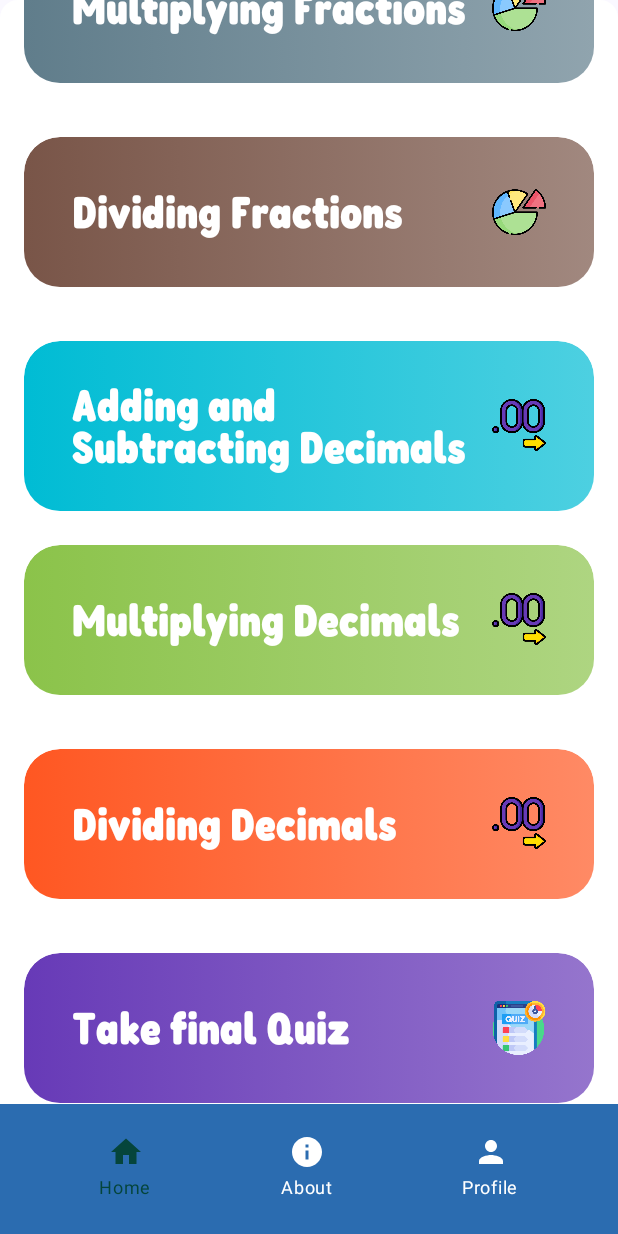
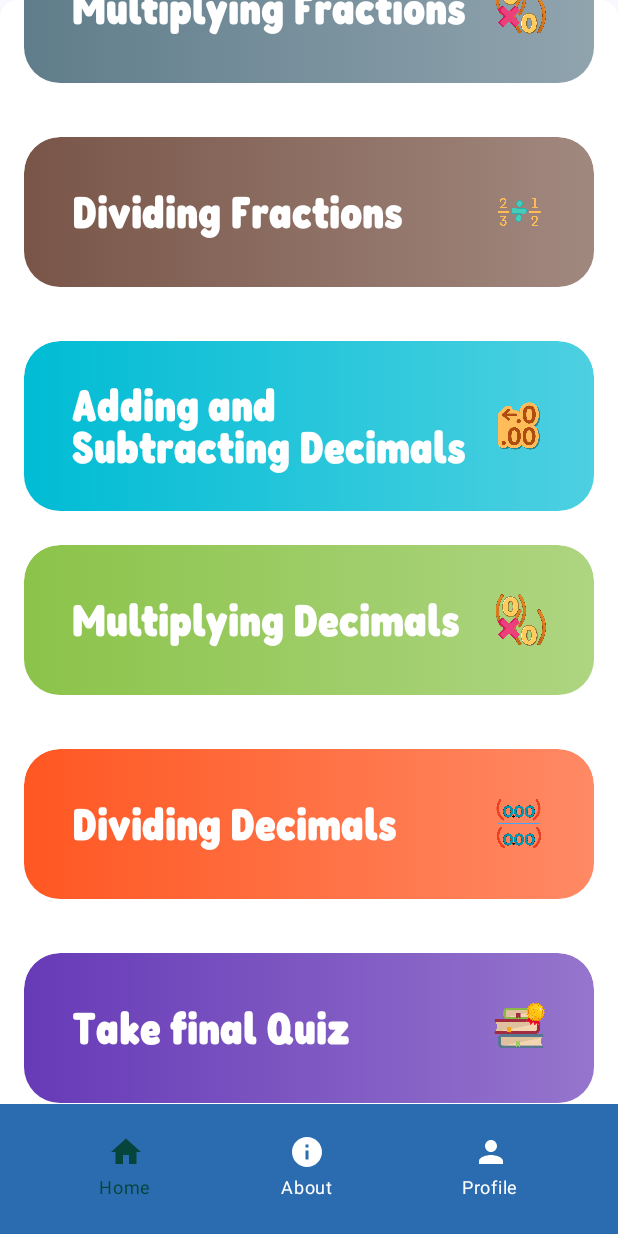
Before and after one commit to EbuenDev/EmathInsayo, an Android app built with Jetpack Compose: the BookAppActivity screen opened directly, with no data from a screen before it, scrolled down 876 dp, on a phone screen of 412 x 824 dp. Run offline under Robolectric (Android 15) with nearby library versions, the phone set to English and light mode, and no system bars; our stand-ins replace Dagger/Hilt's generated code, Timber.

Commit message:
Change the icons in the home page and changing fonts
adjust the fonts in the home page the title and size

```diff
--- a/app/src/main/java/com/project/emathinsayo/presenter/BookAppActivity.kt
+++ b/app/src/main/java/com/project/emathinsayo/presenter/BookAppActivity.kt
@@ -53,6 +53,7 @@ import androidx.compose.material3.CircularProgressIndicator
 import androidx.compose.material3.Divider
 import androidx.compose.material3.ExperimentalMaterial3Api
 import androidx.compose.material3.Icon
+import androidx.compose.material3.ListItemDefaults.contentColor
 import androidx.compose.material3.MaterialTheme
 import androidx.compose.material3.OutlinedCard
 import androidx.compose.material3.Scaffold
@@ -292,6 +293,12 @@ fun MediumTopAppBarExample( // home
 ) {
     val scrollBehavior = TopAppBarDefaults.enterAlwaysScrollBehavior(rememberTopAppBarState())
 
+    val fredokaCondensedFont = FontFamily(
+        Font(R.font.fredoka_condensed_regular, FontWeight.Normal),
+        Font(R.font.fredoka_condensed_bold, FontWeight.Bold),
+        Font(R.font.fredoka_condensed_light, FontWeight.Light),
+        Font(R.font.fredoka_condensed_medium, FontWeight.Medium)
+    )
 
     val isCollapsed = true // Adjust this value based on how much the header should collapse
 
@@ -336,6 +343,8 @@ fun MediumTopAppBarExample( // home
                             Text(
                                 "Hi ${user?.name.orEmpty()}!",
                                 maxLines = 1,
+                                fontFamily = fredokaCondensedFont,
+                                fontSize = 40.sp,
                                 overflow = TextOverflow.Ellipsis,
                                 color = Color.White
                             )
@@ -367,7 +376,7 @@ fun MediumTopAppBarExample( // home
                     LazyColumn (Modifier.fillMaxSize()) {
                         item {
                             SubjectButton(
-                                R.drawable.plus,
+                                R.drawable.addition_sign,
                                 "Addition",
                                 onLessonClick,
                                 "Addition",
@@ -377,7 +386,7 @@ fun MediumTopAppBarExample( // home
                         }
                         item {
                             SubjectButton(
-                                R.drawable.minus,
+                                R.drawable.subtraction_sign,
                                 "Subtraction",
                                 onLessonClick,
                                 "Subtraction",
@@ -387,7 +396,7 @@ fun MediumTopAppBarExample( // home
                         }
                         item {
                             SubjectButton(
-                                R.drawable.multiplication,
+                                R.drawable.multiplication_sign,
                                 "Multiplication",
                                 onLessonClick,
                                 "Multiplication",
@@ -397,7 +406,7 @@ fun MediumTopAppBarExample( // home
                         }
                         item {
                             SubjectButton(
-                                R.drawable.divide,
+                                R.drawable.division_sign,
                                 "Division",
                                 onLessonClick,
                                 "Diviving",
@@ -407,7 +416,7 @@ fun MediumTopAppBarExample( // home
                         }
                         item {
                             SubjectButton(
-                                R.drawable.pie_chart,
+                                R.drawable.adding_fraction_sign,
                                 "Adding Fractions",
                                 onLessonClick,
                                 "Addingf",
@@ -417,7 +426,7 @@ fun MediumTopAppBarExample( // home
                         }
                         item {
                             SubjectButton(
-                                R.drawable.pie_chart,
+                                R.drawable.subtracting_fraction_sign,
                                 "Subtracting Fractions",
                                 onLessonClick,
                                 "Subtractingf",
@@ -427,7 +436,7 @@ fun MediumTopAppBarExample( // home
                         }
                         item {
                             SubjectButton(
-                                R.drawable.pie_chart,
+                                R.drawable.multiplying_decimals_sign,
                                 "Multiplying Fractions",
                                 onLessonClick,
                                 "Multiplyingf",
@@ -437,7 +446,7 @@ fun MediumTopAppBarExample( // home
                         }
                         item {
                             SubjectButton(
-                                R.drawable.pie_chart,
+                                R.drawable.dividing_fraction_sign,
                                 "Dividing Fractions",
                                 onLessonClick,
                                 "Dividingf",
@@ -447,7 +456,7 @@ fun MediumTopAppBarExample( // home
                         }
                         item {
                             SubjectButton(
-                                R.drawable.decimal,
+                                R.drawable.adding_and_subtracting_decimals_sign,
                                 "Adding and Subtracting Decimals",
                                 onLessonClick,
                                 "Addsubd",
@@ -457,7 +466,7 @@ fun MediumTopAppBarExample( // home
                         }
                         item {
                             SubjectButton(
-                                R.drawable.decimal,
+                                R.drawable.multiplying_decimals_sign,
                                 "Multiplying Decimals",
                                 onLessonClick,
                                 "Multiplyingd",
@@ -467,7 +476,7 @@ fun MediumTopAppBarExample( // home
                         }
                         item {
                             SubjectButton(
-                                R.drawable.decimal,
+                                R.drawable.dividing_decimals_sign,
                                 "Dividing Decimals",
                                 onLessonClick,
                                 "Dived",
@@ -477,7 +486,7 @@ fun MediumTopAppBarExample( // home
                         }
                         item {
                             SubjectButton(
-                                R.drawable.quiz,
+                                R.drawable.final_exam_sign,
                                 "Take final Quiz",
                                 onLessonClick,
                                 "Takefinalquiz",
@@ -786,7 +795,7 @@ fun FavoritesBooksItems(books: List<String>) {
     }
 }
 
-
+@Preview
 @Composable
 fun AboutPage() {
     val scrollState = rememberScrollState()
@@ -815,6 +824,7 @@ fun AboutPage() {
         ) {
             Text(
                 text = "👋About E-MathInsayo🌟 ",
+                fontSize = 30.sp,
                 style = MaterialTheme.typography.headlineLarge.copy(
                     fontFamily = fredokaCondensedFont
                 ),
@@ -839,7 +849,7 @@ fun AboutPage() {
             ) {
                 Text(
                     text = "🎯 What is E-MathInsayo?",
-                    fontSize = 20.sp,
+                    fontSize = 25.sp,
                     style = MaterialTheme.typography.titleMedium.copy(
                         fontFamily = fredokaCondensedFont
                     ),
@@ -849,7 +859,7 @@ fun AboutPage() {
                 )
                 Text(
                     text = "E-MathInsayo is your fun math buddy! 🎉✨ We help you learn math in the most exciting way possible...",
-                    fontSize = 16.sp,
+                    fontSize = 18.sp,
                     style = MaterialTheme.typography.bodyMedium.copy(
                         fontFamily = fredokaCondensedFont
                     ),
@@ -874,7 +884,7 @@ fun AboutPage() {
             ) {
                 Text(
                     text = "🚀 Our Mission",
-                    fontSize = 20.sp,
+                    fontSize = 25.sp,
                     style = MaterialTheme.typography.titleMedium.copy(
                         fontFamily = fredokaCondensedFont
                     ),
@@ -884,7 +894,7 @@ fun AboutPage() {
                 )
                 Text(
                     text = "We want to make math your favorite subject! 📚💖 Our team of friendly teachers from Mabini Colleges Inc. created this app to help you become a math superstar. Learning should be fun, and that's exactly what we're here for!",
-                    fontSize = 16.sp,
+                    fontSize = 18.sp,
                     style = MaterialTheme.typography.bodyMedium.copy(
                         fontFamily = fredokaCondensedFont
                     ),
@@ -918,7 +928,7 @@ fun AboutPage() {
             ) {
                 Text(
                     text = "🎓 Our Super Team Members",
-                    fontSize = 18.sp,
+                    fontSize = 23.sp,
                     style = MaterialTheme.typography.titleSmall,
                     color = MainColorUtils.primary,
                     fontFamily = fredokaCondensedFont,
@@ -929,15 +939,15 @@ fun AboutPage() {
                 val teamMembers = listOf(
                     "🌟 Bea S. Buenavente",
                     "👋 Loren Y. Todenio",
-                    "👩‍🎓 Daniela A. Samonte",
-                    "👩‍🎓 Emmanuel Toledo",
+                    "👩 Daniela A. Samonte",
+                    "👦 Emmanuel Toledo",
                     "👦 John Lloyd Ladea"
                 )
 
                 teamMembers.forEach { member ->
                     Text(
                         text = member,
-                        fontSize = 16.sp,
+                        fontSize = 18.sp,
                         fontFamily = fredokaCondensedFont,
                         style = MaterialTheme.typography.bodyMedium,
                         color = MaterialTheme.colorScheme.onSurface,
@@ -962,7 +972,7 @@ fun AboutPage() {
             ) {
                 Text(
                     text = "🏫 Our School",
-                    fontSize = 18.sp,
+                    fontSize = 23.sp,
                     style = MaterialTheme.typography.titleSmall,
                     color = MainColorUtils.primary,
                     fontFamily = fredokaCondensedFont,
@@ -971,7 +981,7 @@ fun AboutPage() {
                 )
                 Text(
                     text = "Mabini Colleges, Inc.",
-                    fontSize = 16.sp,
+                    fontSize = 18.sp,
                     fontFamily = fredokaCondensedFont,
                     style = MaterialTheme.typography.bodyMedium,
                     color = MaterialTheme.colorScheme.onSurface
@@ -993,7 +1003,7 @@ fun AboutPage() {
             ) {
                 Text(
                     text = "📚 Our Department",
-                    fontSize = 18.sp,
+                    fontSize = 23.sp,
                     style = MaterialTheme.typography.titleSmall,
                     color = MainColorUtils.primary,
                     fontFamily = fredokaCondensedFont,
@@ -1002,7 +1012,7 @@ fun AboutPage() {
                 )
                 Text(
                     text = "College of Education",
-                    fontSize = 16.sp,
+                    fontSize = 18.sp,
                     fontFamily = fredokaCondensedFont,
                     style = MaterialTheme.typography.bodyMedium,
                     color = MaterialTheme.colorScheme.onSurface
@@ -1026,7 +1036,7 @@ fun AboutPage() {
             ) {
                 Text(
                     text = "🎉 Ready to become a Math Champion?",
-                    fontSize = 18.sp,
+                    fontSize = 25.sp,
                     style = MaterialTheme.typography.titleSmall,
                     color = MainColorUtils.primary,
                     fontFamily = fredokaCondensedFont,
@@ -1036,7 +1046,7 @@ fun AboutPage() {
                 )
                 Text(
                     text = "Let's make learning math the most exciting adventure! 🌈✨",
-                    fontSize = 16.sp,
+                    fontSize = 18.sp,
                     fontFamily = fredokaCondensedFont,
                     style = MaterialTheme.typography.bodyMedium,
                     color = MaterialTheme.colorScheme.onSurface,
```
Also changed, not shown: app/src/main/java/com/project/emathinsayo/presenter/StoryAndQuiz.kt (+8 -3 lines), app/src/main/res/drawable/adding_and_subtracting_decimals_sign.png (added), app/src/main/res/drawable/adding_fraction_sign.png (added), app/src/main/res/drawable/addition_sign.png (added), app/src/main/res/drawable/blue_awesome_sticker.png (added), app/src/main/res/drawable/dividing_decimals_sign.png (added), app/src/main/res/drawable/dividing_fraction_sign.png (added), app/src/main/res/drawable/division_sign.png (added), app/src/main/res/drawable/final_exam_sign.png (added), app/src/main/res/drawable/multiplication_sign.png (added), app/src/main/res/drawable/multiplying_decimals_sign.png (added), app/src/main/res/drawable/multiplying_fraction_sign.png (added), app/src/main/res/drawable/subtracting_fraction_sign.png (added), app/src/main/res/drawable/subtraction_sign.png (added).
